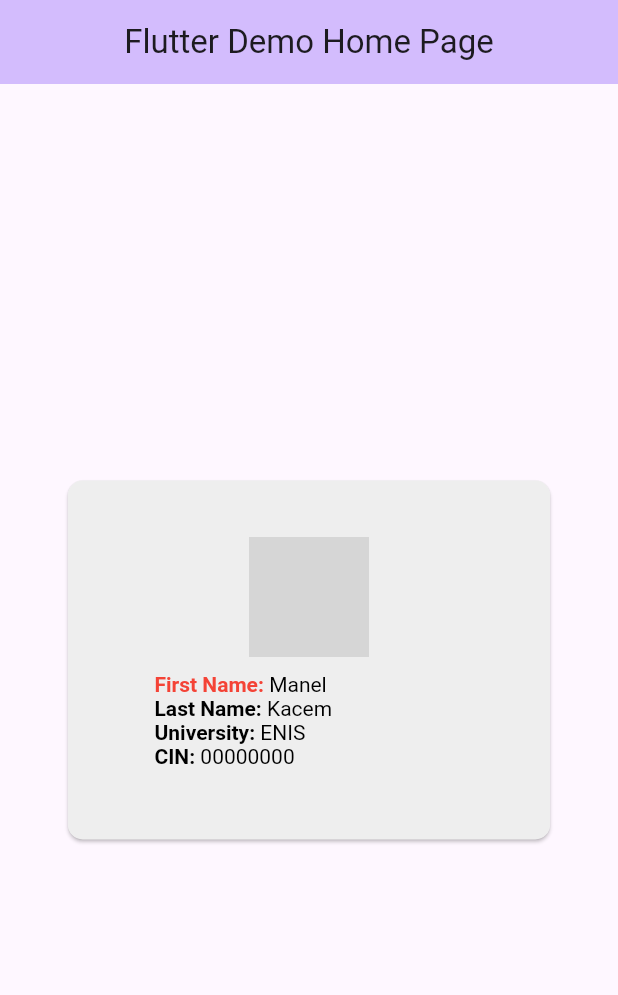
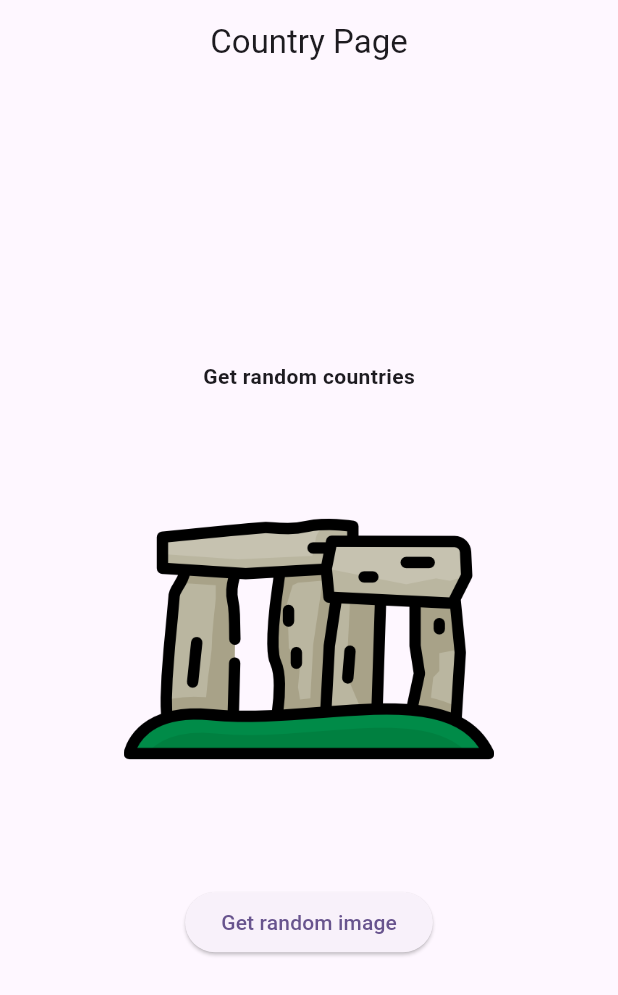
Before and after one commit to manelk/enis_demo, a Flutter app: the screen it shows after launch, on a phone screen of 412 x 824 dp. Shown: the top 995 px of the screen. Run offline on Flutter 3.47's test engine with Material 3 defaults, Android fonts, the phone set to English and light mode, and no system bars; grey boxes are pictures that could not be loaded.

Commit message:
Implement CountryPage with random country image feature and update main.dart to use CountryPage

```diff
--- a/lib/main.dart
+++ b/lib/main.dart
@@ -1,5 +1,5 @@
 import 'package:flutter/material.dart';
-import 'package:new_app/pages/my_home_page.dart';
+import 'package:new_app/pages/country_page.dart';
 
 void main() {
   runApp(const MyApp());
@@ -15,7 +15,7 @@ class MyApp extends StatelessWidget {
       theme: ThemeData(
         colorScheme: ColorScheme.fromSeed(seedColor: Colors.deepPurple),
       ),
-      home: const MyHomePage(title: 'Flutter Demo Home Page'),
+      home: CountryPage(),
     );
   }
 }
--- /dev/null
+++ b/lib/pages/country_page.dart
@@ -0,0 +1,57 @@
+import 'dart:math';
+
+import 'package:flutter/material.dart';
+
+class CountryPage extends StatefulWidget {
+  const CountryPage({super.key});
+
+  @override
+  State<CountryPage> createState() => _CountryPageState();
+}
+
+class _CountryPageState extends State<CountryPage> {
+  String country = "england.png";
+
+  List<String> listCountries = [
+    "england.png",
+    "china.png",
+    "europe.png",
+    "italy.png",
+    "mexico.png",
+  ];
+
+  String countryImage = "england.png";
+
+  @override
+  Widget build(BuildContext context) {
+    return Scaffold(
+      appBar: AppBar(title: Text("Country Page"), centerTitle: true),
+      body: Center(
+        child: Column(
+          mainAxisAlignment: MainAxisAlignment.center,
+          children: [
+            Text(
+              "Get random countries",
+              style: TextStyle(fontWeight: FontWeight.bold),
+            ),
+            Image.asset(
+              "assets/images/$countryImage",
+              height: MediaQuery.of(context).size.height * 0.4,
+              width: MediaQuery.of(context).size.width * 0.6,
+            ),
+
+            ElevatedButton(
+              onPressed: () {
+                int randomIndex = Random().nextInt(5);
+                setState(() {
+                  countryImage = listCountries[randomIndex];
+                });
+              },
+              child: Text("Get random image"),
+            ),
+          ],
+        ),
+      ),
+    );
+  }
+}
--- a/lib/pages/my_home_page.dart
+++ b/lib/pages/my_home_page.dart
@@ -13,13 +13,7 @@ class MyHomePage extends StatelessWidget {
         backgroundColor: Theme.of(context).colorScheme.inversePrimary,
         title: Align(alignment: Alignment.center, child: Text(title)),
       ),
-      body: Center(
-        child: SizedBox(
-          width: MediaQuery.of(context).size.width * 0.8,
-          height: MediaQuery.of(context).size.height * 0.3,
-          child: UserCard(),
-        ),
-      ),
+      body: UserCard(),
     );
   }
 }
--- a/lib/widgets/user_card_widget.dart
+++ b/lib/widgets/user_card_widget.dart
@@ -2,13 +2,14 @@ import 'package:flutter/material.dart';
 import 'package:new_app/widgets/text_card_user.dart';
 
 class UserCard extends StatelessWidget {
-  const UserCard({
-    super.key,
-  });
+  const UserCard({super.key});
 
   @override
   Widget build(BuildContext context) {
-    return Card(
+    return SizedBox(
+      height: MediaQuery.of(context).size.height,
+      width: MediaQuery.of(context).size.width * 0.3,
+      child: Card(
         color: Colors.grey.shade200,
         shape: RoundedRectangleBorder(
           borderRadius: BorderRadius.all(Radius.circular(10)),
@@ -53,6 +54,7 @@ class UserCard extends StatelessWidget {
             ),
           ],
         ),
+      ),
     );
   }
 }
```
Lines whose indentation alone changed are shown as unchanged.
